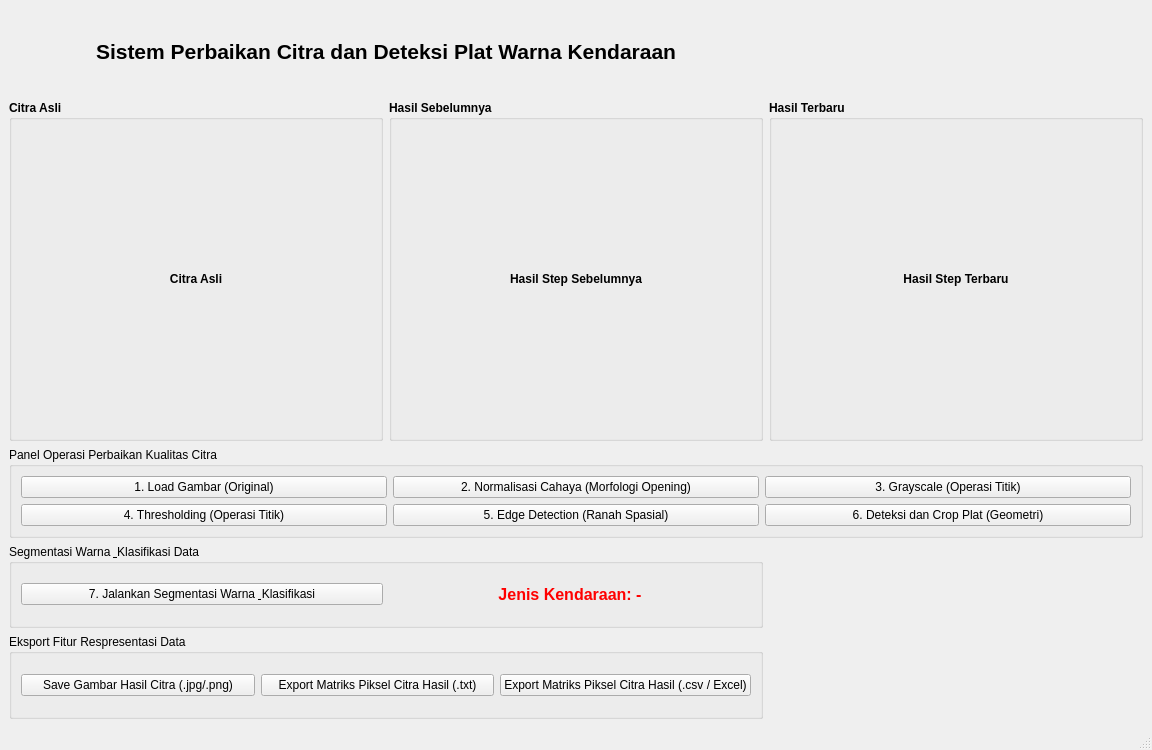
This is main_ui.ui in Kizzuato/Tugas-Besar-RTM-2 as Qt 5 draws it before an edit. The edited form follows.
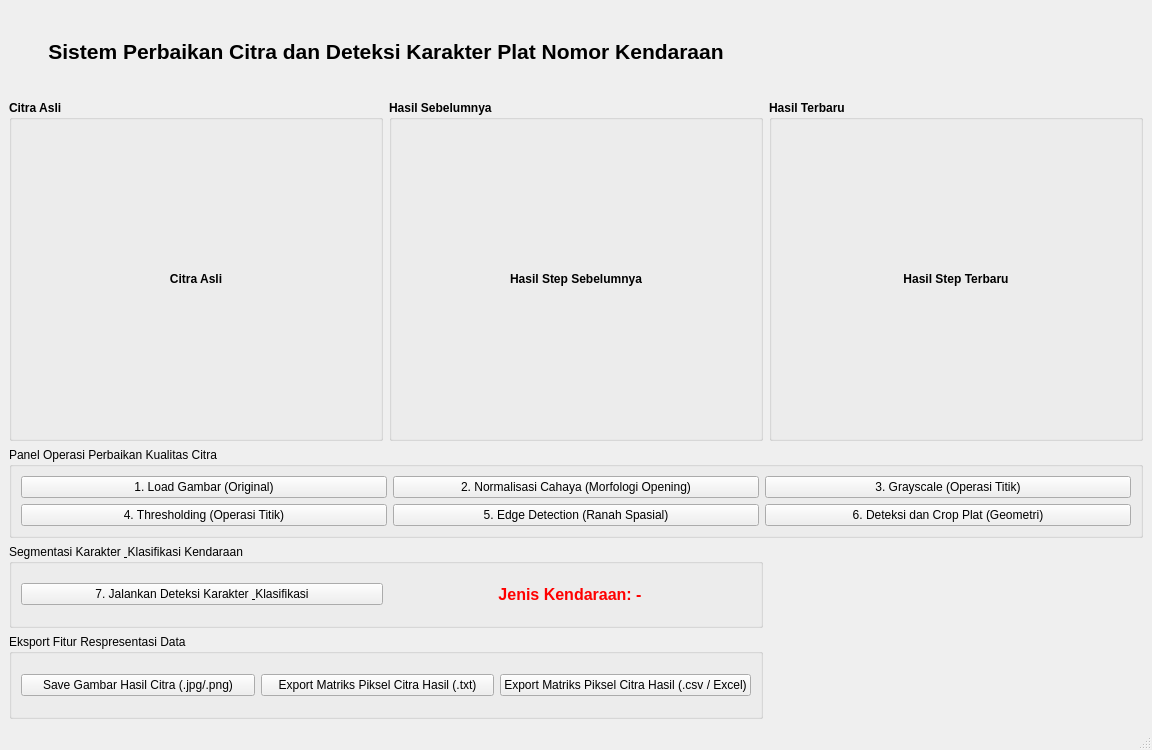
This is the edited form.

Patch:
```diff
--- a/main_ui.ui
+++ b/main_ui.ui
@@ -25,7 +25,7 @@
        </font>
       </property>
       <property name="text">
-       <string>Sistem Perbaikan Citra dan Deteksi Plat Warna Kendaraan</string>
+       <string>Sistem Perbaikan Citra dan Deteksi Karakter Plat Nomor Kendaraan</string>
       </property>
       <property name="alignment">
        <set>Qt::AlignCenter</set>
@@ -179,13 +179,13 @@
     <item row="3" column="0" colspan="2">
      <widget class="QGroupBox" name="groupBox_Hasil_Akhir">
       <property name="title">
-       <string>Segmentasi Warna &amp; Klasifikasi Data</string>
+       <string>Segmentasi Karakter &amp; Klasifikasi Kendaraan</string>
       </property>
       <layout class="QHBoxLayout" name="horizontalLayout">
        <item>
         <widget class="QPushButton" name="btn_segmentasi">
          <property name="text">
-          <string>7. Jalankan Segmentasi Warna &amp; Klasifikasi</string>
+          <string>7. Jalankan Deteksi Karakter &amp; Klasifikasi</string>
          </property>
         </widget>
        </item>
```
Left out of the diff: 2 changed lines with no effect on the pictures.
